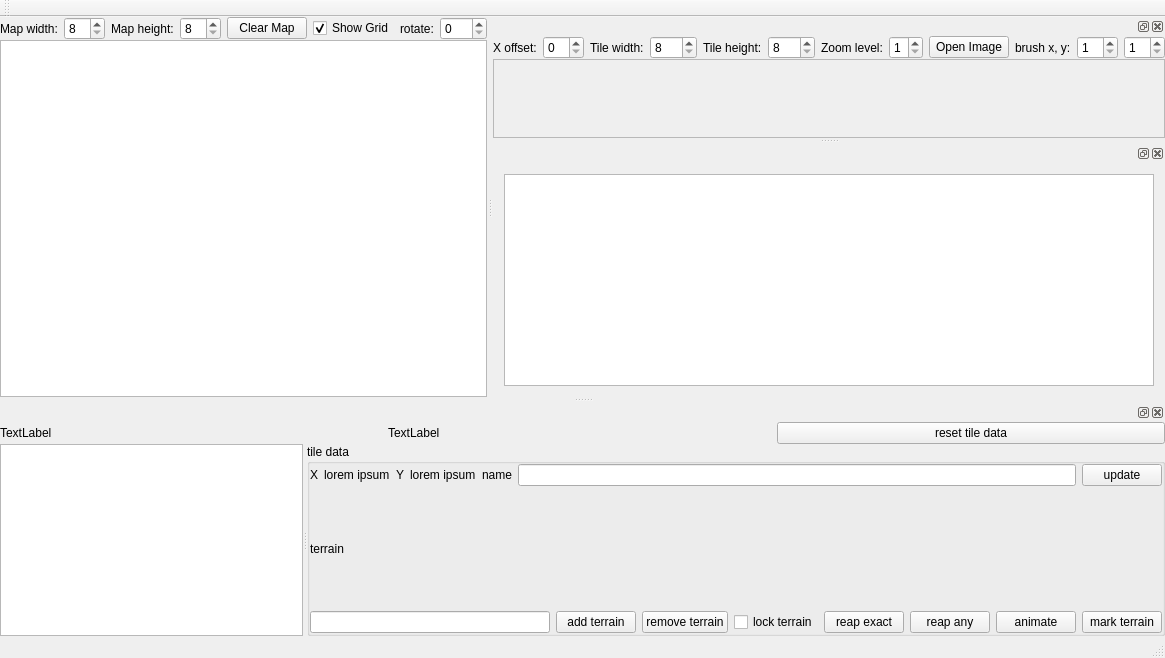
The window that mapeditor.ui (stoyan-shopov/TileMapEdit) describes before a commit, drawn with Qt 5.
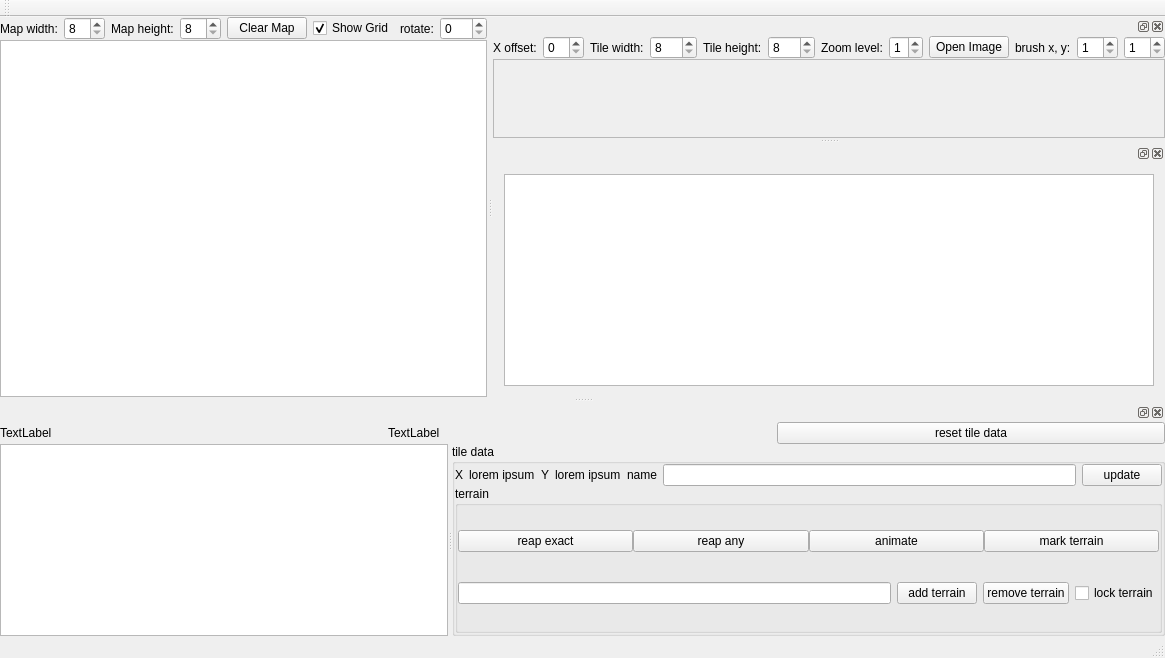
The same window after the commit.

Commit message: user interface layout adjustment

Patch:
```diff
--- a/mapeditor.ui
+++ b/mapeditor.ui
@@ -403,43 +403,28 @@
           </layout>
          </item>
          <item>
-          <layout class="QVBoxLayout" name="verticalLayoutTerrain" stretch="0,1">
-           <property name="spacing">
-            <number>0</number>
-           </property>
-           <item>
-            <widget class="QLabel" name="label_13">
-             <property name="text">
+          <widget class="QGroupBox" name="groupBoxTerrain">
+           <property name="title">
               <string>terrain</string>
              </property>
-            </widget>
-           </item>
+           <layout class="QVBoxLayout" name="verticalLayout_7" stretch="0,1">
+            <property name="leftMargin">
+             <number>0</number>
+            </property>
+            <property name="topMargin">
+             <number>0</number>
+            </property>
+            <property name="rightMargin">
+             <number>0</number>
+            </property>
+            <property name="bottomMargin">
+             <number>0</number>
+            </property>
            <item>
             <layout class="QHBoxLayout" name="horizontalLayout_6">
-             <item>
-              <widget class="QLineEdit" name="lineEditNewTerrain"/>
-             </item>
-             <item>
-              <widget class="QPushButton" name="pushButtonAddTerrain">
-               <property name="text">
-                <string>add terrain</string>
-               </property>
-              </widget>
-             </item>
-             <item>
-              <widget class="QPushButton" name="pushButtonRemoveTerrain">
-               <property name="text">
-                <string>remove terrain</string>
-               </property>
-              </widget>
-             </item>
-             <item>
-              <widget class="QCheckBox" name="checkBoxLockTerrain">
-               <property name="text">
-                <string>lock terrain</string>
-               </property>
-              </widget>
-             </item>
+              <property name="spacing">
+               <number>0</number>
+              </property>
              <item>
               <widget class="QPushButton" name="pushButtonReapTilesExact">
                <property name="text">
@@ -470,7 +455,36 @@
              </item>
             </layout>
            </item>
-          </layout>
+            <item>
+             <layout class="QHBoxLayout" name="horizontalLayout_8">
+              <item>
+               <widget class="QLineEdit" name="lineEditNewTerrain"/>
+              </item>
+              <item>
+               <widget class="QPushButton" name="pushButtonAddTerrain">
+                <property name="text">
+                 <string>add terrain</string>
+                </property>
+               </widget>
+              </item>
+              <item>
+               <widget class="QPushButton" name="pushButtonRemoveTerrain">
+                <property name="text">
+                 <string>remove terrain</string>
+                </property>
+               </widget>
+              </item>
+              <item>
+               <widget class="QCheckBox" name="checkBoxLockTerrain">
+                <property name="text">
+                 <string>lock terrain</string>
+                </property>
+               </widget>
+              </item>
+             </layout>
+            </item>
+           </layout>
+          </widget>
          </item>
         </layout>
        </widget>
```
Left out of the diff: 6 changed lines with no effect on the pictures. Lines whose indentation alone changed are shown as unchanged. The commit also changes 1 other file.
